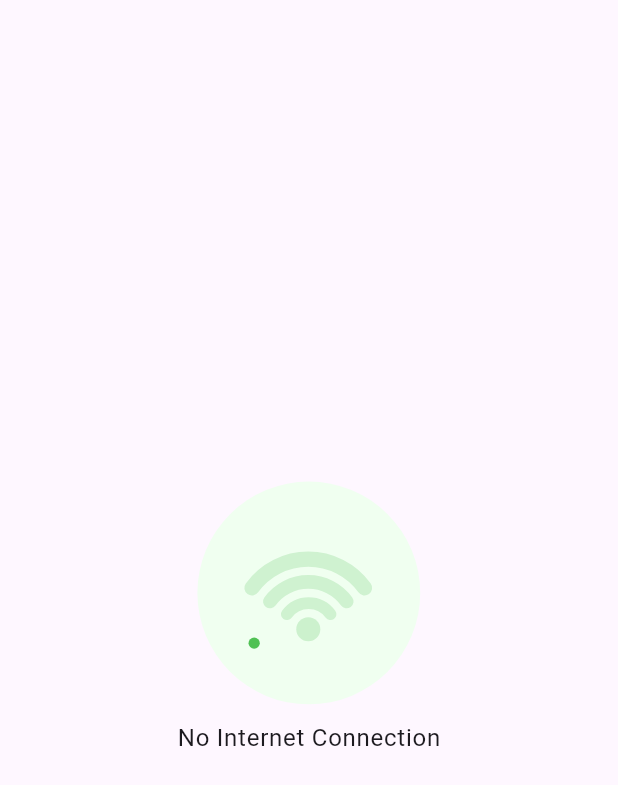
After one commit to mostafamo7amed/Quran, a Flutter app: the LostConnection screen opened directly, on a phone screen of 412 x 824 dp. The commit adds this screen. Shown: the top 785 px of the screen. Run offline on Flutter 3.47's test engine with Material 3 defaults, Android fonts, the phone set to English and light mode, and no system bars; our stand-ins replace bloc, connectivity_plus, flutter_bloc, location, lottie, slide_countdown.

Commit message:
check internet commection

```diff
--- a/lib/data/providers/cubit/home_view_cubit_state.dart
+++ b/lib/data/providers/cubit/home_view_cubit_state.dart
@@ -9,3 +9,4 @@ final class GetPrayerTimesSuccessState extends HomeViewCubitState {}
 final class SetNextPrayerTimesSuccessState extends HomeViewCubitState {}
 final class SetCountdownTimesSuccessState extends HomeViewCubitState {}
 final class SetTimeleftSuccessState extends HomeViewCubitState {}
+final class CheckConnectionState extends HomeViewCubitState {}
--- /dev/null
+++ b/lib/views/widgets/lost_connection.dart
@@ -0,0 +1,32 @@
+import 'package:flutter/material.dart';
+import 'package:lottie/lottie.dart';
+
+class LostConnection extends StatelessWidget {
+  const LostConnection({super.key});
+
+  @override
+  Widget build(BuildContext context) {
+    return Scaffold(
+      body: Center(
+        child: Column(
+          mainAxisAlignment: MainAxisAlignment.center,
+          children: [
+            Lottie.asset(
+              'assets/jsons/no_internet.json',
+              width: 150,
+              height: 150,
+              fit: BoxFit.fill,
+            ),
+            const SizedBox(
+              height: 10,
+            ),
+            Text(
+              'No Internet Connection',
+              style: Theme.of(context).textTheme.bodyLarge,
+            ),
+          ],
+        ),
+      ),
+    );
+  }
+}
--- a/pubspec.yaml
+++ b/pubspec.yaml
@@ -41,6 +41,8 @@ dependencies:
   flutter_bloc: ^8.1.4
   bloc: ^8.1.0
   slide_countdown: ^1.5.2
+  connectivity_plus: ^5.0.1
+  lottie: ^3.1.0
 dev_dependencies:
   flutter_test:
     sdk: flutter
@@ -72,6 +74,7 @@ flutter:
     - assets/images/ic_compass.png
     - assets/images/ic_beads.png
     - assets/images/qibla.png
+    - assets/jsons/no_internet.json
   # An image asset can refer to one or more resolution-specific "variants", see
   # https://flutter.dev/assets-and-images/#resolution-aware
 
```
Also changed, not shown: assets/jsons/no_internet.json (added, +1 -0 lines), lib/data/providers/cubit/home_view_cubit_cubit.dart (+10 -0 lines), lib/main.dart (+11 -5 lines), lib/views/mobile_view.dart (+9 -2 lines), pubspec.lock, 4 other files.
